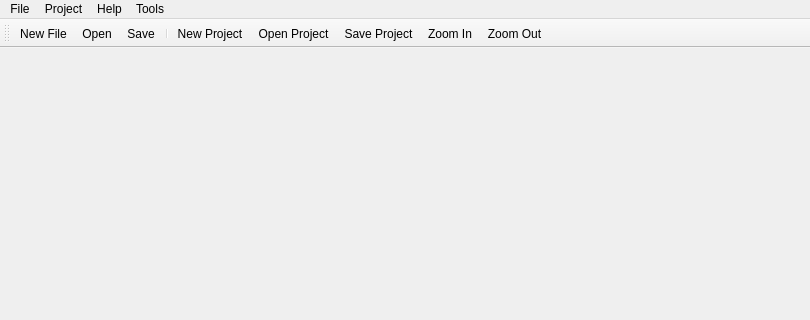
Above: mainwindow.ui from amauri-bz/az_log_analyzer before the change; both pictures show x 0 to 810 and y 0 to 320 of the 810 by 554 pixel window. Below: the same form after it.
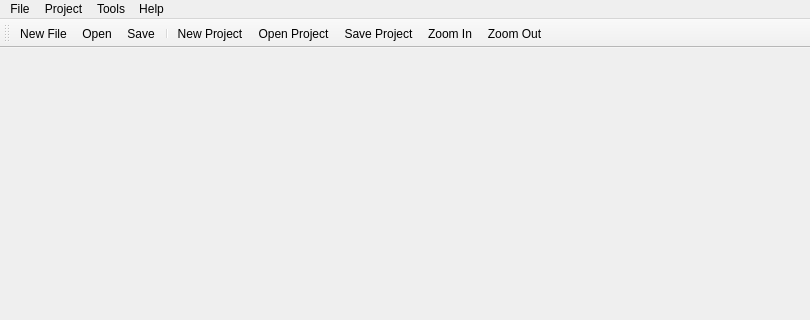
That is the form after the change. Icons and pictures are not drawn.

What changed in the file:
```diff
--- a/mainwindow.ui
+++ b/mainwindow.ui
@@ -61,8 +61,8 @@
    </widget>
    <addaction name="menuFile"/>
    <addaction name="menuProject"/>
-   <addaction name="menuHelp"/>
    <addaction name="menuTools"/>
+   <addaction name="menuHelp"/>
   </widget>
   <widget class="QStatusBar" name="statusbar"/>
   <widget class="QToolBar" name="toolBar">
```
Left out of the diff: 22 changed lines with no effect on the pictures.
